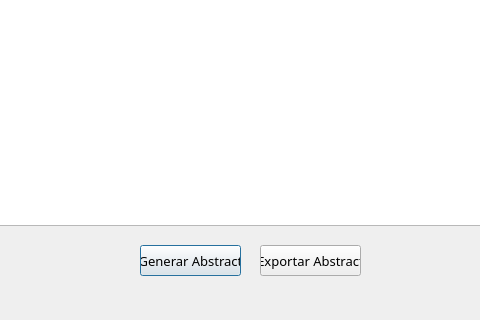
Qt form Views/QtViews/Summary_Window.ui (Napssters/Abstrac_Cientifico) before a commit; both pictures show x 120 to 600 and y 175 to 495 of the 750 by 495 pixel window.
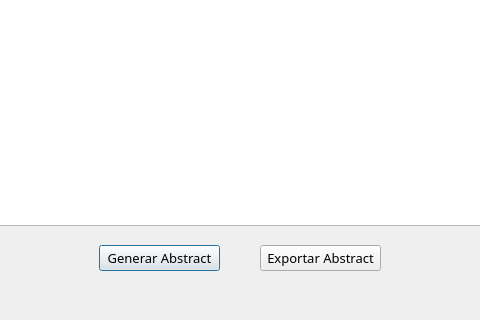
The same form after that commit. Icons and pictures are not drawn.

```diff
--- a/Views/QtViews/Summary_Window.ui
+++ b/Views/QtViews/Summary_Window.ui
@@ -42,10 +42,10 @@
   <widget class="QPushButton" name="generar">
    <property name="geometry">
     <rect>
-     <x>260</x>
+     <x>219</x>
      <y>420</y>
-     <width>101</width>
-     <height>31</height>
+     <width>121</width>
+     <height>26</height>
     </rect>
    </property>
    <property name="font">
@@ -63,8 +63,8 @@
     <rect>
      <x>380</x>
      <y>420</y>
-     <width>101</width>
-     <height>31</height>
+     <width>121</width>
+     <height>26</height>
     </rect>
    </property>
    <property name="font">
```
Left out of the diff: 3 changed lines with no effect on the pictures.
